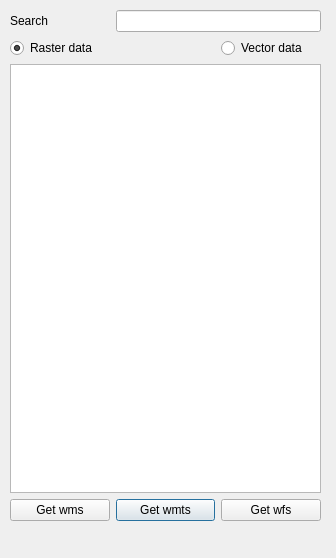
The window that tabs/CommunityTab.ui (ellipsis-drive-internal/qgis-plugin) describes before a commit, drawn with Qt 5.
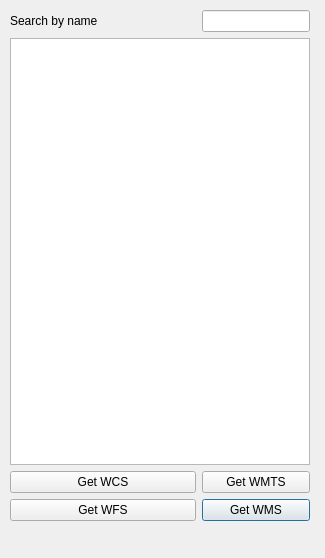
The same window after the commit.

```diff
--- a/tabs/CommunityTab.ui
+++ b/tabs/CommunityTab.ui
@@ -6,7 +6,7 @@
    <rect>
     <x>0</x>
     <y>0</y>
-    <width>336</width>
+    <width>325</width>
     <height>558</height>
    </rect>
   </property>
@@ -23,64 +23,33 @@
     </rect>
    </property>
    <layout class="QGridLayout" name="gridLayout">
-    <item row="1" column="0" colspan="2">
-     <widget class="QRadioButton" name="radioRaster">
-      <property name="text">
-       <string>Raster data</string>
-      </property>
-      <property name="checked">
-       <bool>true</bool>
-      </property>
-     </widget>
-    </item>
-    <item row="0" column="1" colspan="2">
-     <widget class="QLineEdit" name="lineEdit_communitysearch"/>
-    </item>
-    <item row="3" column="1">
-     <widget class="QPushButton" name="pushButton_wmts">
-      <property name="text">
-       <string>Get wmts</string>
-      </property>
-     </widget>
-    </item>
+    <property name="sizeConstraint">
+     <enum>QLayout::SetDefaultConstraint</enum>
+    </property>
+    <property name="rightMargin">
+     <number>11</number>
+    </property>
     <item row="3" column="2">
-     <widget class="QPushButton" name="pushButton_wfs">
-      <property name="text">
-       <string>Get wfs</string>
-      </property>
-     </widget>
-    </item>
-    <item row="2" column="0" colspan="3">
-     <widget class="QListWidget" name="listWidget_community"/>
-    </item>
-    <item row="0" column="0">
-     <widget class="QLabel" name="label">
-      <property name="text">
-       <string>Search</string>
-      </property>
-     </widget>
-    </item>
-    <item row="1" column="2">
-     <widget class="QRadioButton" name="radioVector">
-      <property name="text">
-       <string>Vector data</string>
-      </property>
-     </widget>
-    </item>
-    <item row="3" column="0">
      <widget class="QPushButton" name="pushButton_wms">
       <property name="text">
-       <string>Get wms</string>
+       <string>Get WMS</string>
       </property>
      </widget>
     </item>
-    <item row="4" column="1">
+    <item row="2" column="2">
+     <widget class="QPushButton" name="pushButton_wmts">
+      <property name="text">
+       <string>Get WMTS</string>
+      </property>
+     </widget>
+    </item>
+    <item row="6" column="1">
      <spacer name="verticalSpacer">
       <property name="orientation">
        <enum>Qt::Vertical</enum>
       </property>
       <property name="sizeType">
-       <enum>QSizePolicy::Preferred</enum>
+       <enum>QSizePolicy::Fixed</enum>
       </property>
       <property name="sizeHint" stdset="0">
        <size>
@@ -90,6 +59,43 @@
       </property>
      </spacer>
     </item>
+    <item row="0" column="0" colspan="2">
+     <widget class="QLabel" name="label">
+      <property name="text">
+       <string>Search by name</string>
+      </property>
+     </widget>
+    </item>
+    <item row="3" column="0" colspan="2">
+     <widget class="QPushButton" name="pushButton_wfs">
+      <property name="text">
+       <string>Get WFS</string>
+      </property>
+     </widget>
+    </item>
+    <item row="2" column="0" colspan="2">
+     <widget class="QPushButton" name="pushButton_wcs">
+      <property name="text">
+       <string>Get WCS</string>
+      </property>
+     </widget>
+    </item>
+    <item row="0" column="2">
+     <widget class="QLineEdit" name="lineEdit_communitysearch">
+      <property name="enabled">
+       <bool>true</bool>
+      </property>
+      <property name="sizePolicy">
+       <sizepolicy hsizetype="Preferred" vsizetype="Fixed">
+        <horstretch>0</horstretch>
+        <verstretch>0</verstretch>
+       </sizepolicy>
+      </property>
+     </widget>
+    </item>
+    <item row="1" column="0" colspan="3">
+     <widget class="QListWidget" name="listWidget_community"/>
+    </item>
    </layout>
   </widget>
  </widget>
```
Left out of the diff: 2 changed lines with no effect on the pictures.
